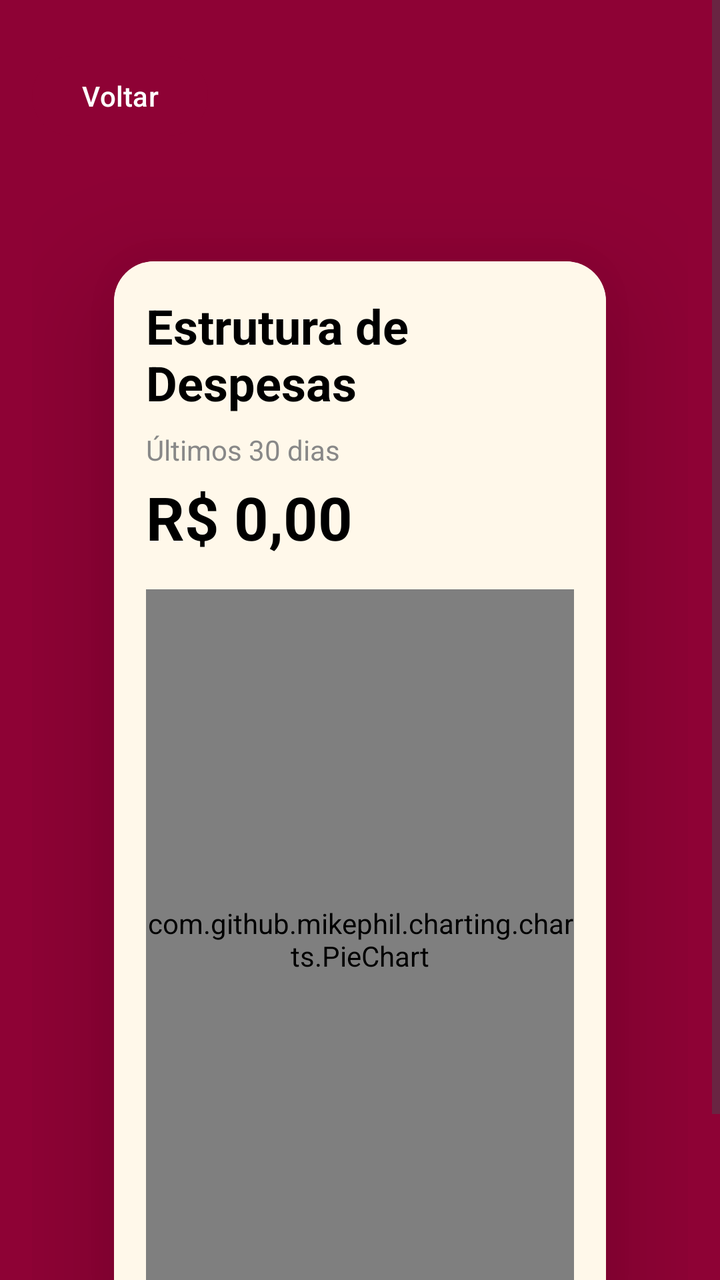
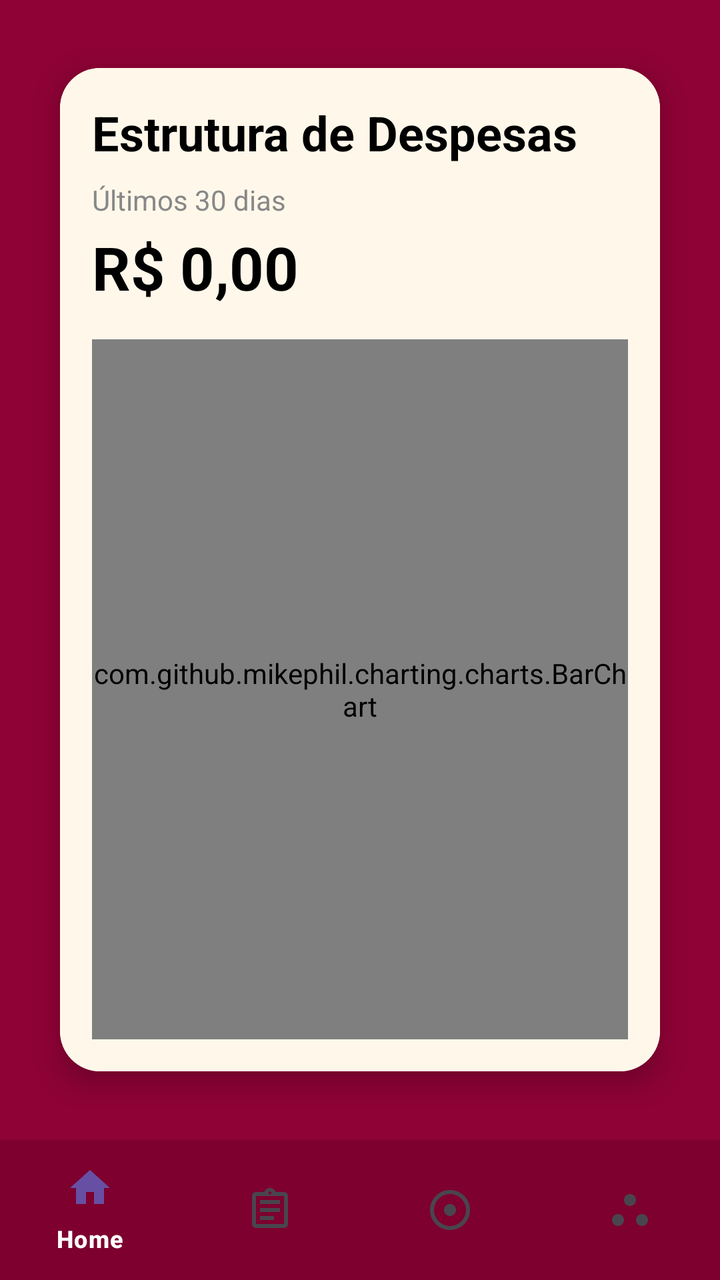

Screens rendered from an Android XML layout before and after an edit, with the pre-edit source and the edit as a unified diff.
<!-- AndroidManifest.xml: application theme Theme.CashControl -->
<!-- res/layout/activity_grafico.xml -->
<?xml version="1.0" encoding="utf-8"?>
<ScrollView xmlns:android="http://schemas.android.com/apk/res/android"
    xmlns:app="http://schemas.android.com/apk/res-auto"
    android:layout_width="match_parent"
    android:layout_height="match_parent"
    android:background="#8E0235">

    <LinearLayout
        android:layout_width="match_parent"
        android:layout_height="wrap_content"
        android:orientation="vertical"
        android:padding="16dp">

        <Button
            android:id="@+id/btnVoltar"
            android:layout_width="wrap_content"
            android:layout_height="wrap_content"
            android:text="Voltar"
            android:layout_marginTop="8dp"
            android:backgroundTint="#8E0235"
            android:textColor="#FFFFFF"
            android:textSize="14dp"/>

        <androidx.cardview.widget.CardView
            android:layout_width="match_parent"
            android:layout_height="wrap_content"
            app:cardCornerRadius="20dp"
            app:cardElevation="35dp"
            app:cardUseCompatPadding="true">

            <LinearLayout
                android:layout_width="match_parent"
                android:layout_height="wrap_content"
                android:orientation="vertical"
                android:padding="16dp"
                android:background="#FFF8EA">

                <TextView
                    android:layout_width="wrap_content"
                    android:layout_height="wrap_content"
                    android:text="Estrutura de Despesas"
                    android:textSize="24sp"
                    android:textStyle="bold"
                    android:textColor="#000"/>

                <TextView
                    android:layout_width="wrap_content"
                    android:layout_height="wrap_content"
                    android:text="Últimos 30 dias"
                    android:textSize="14sp"
                    android:textColor="#888"
                    android:layout_marginTop="8dp"/>

                <TextView
                    android:id="@+id/txtTotal"
                    android:layout_width="wrap_content"
                    android:layout_height="wrap_content"
                    android:text="R$ 0,00"
                    android:textSize="30sp"
                    android:textColor="#000"
                    android:textStyle="bold"
                    android:layout_marginTop="4dp"/>

                <com.github.mikephil.charting.charts.PieChart
                    android:id="@+id/pieChart"
                    android:layout_width="match_parent"
                    android:layout_height="350dp"
                    android:layout_marginTop="16dp"/>

            </LinearLayout>

        </androidx.cardview.widget.CardView>

    </LinearLayout>

</ScrollView>
<!-- resources referenced by this layout -->
<resources>
  <style name="Theme.CashControl" parent="Base.Theme.CashControl" />
  <style name="Base.Theme.CashControl" parent="Theme.Material3.DayNight.NoActionBar">
          
          
      </style>
</resources>

<!-- the commit's change to res/layout/activity_grafico.xml (unified diff, before → after) -->
@@ -1,76 +1,86 @@
 <?xml version="1.0" encoding="utf-8"?>
-<ScrollView xmlns:android="http://schemas.android.com/apk/res/android"
+<androidx.coordinatorlayout.widget.CoordinatorLayout
+    xmlns:android="http://schemas.android.com/apk/res/android"
     xmlns:app="http://schemas.android.com/apk/res-auto"
     android:layout_width="match_parent"
     android:layout_height="match_parent"
     android:background="#8E0235">
 
-    <LinearLayout
+    <ScrollView
         android:layout_width="match_parent"
-        android:layout_height="wrap_content"
-        android:orientation="vertical"
-        android:padding="16dp">
+        android:layout_height="match_parent"
+        android:paddingBottom="70dp"
+        android:fillViewport="true">
 
-        <Button
-            android:id="@+id/btnVoltar"
-            android:layout_width="wrap_content"
-            android:layout_height="wrap_content"
-            android:text="Voltar"
-            android:layout_marginTop="8dp"
-            android:backgroundTint="#8E0235"
-            android:textColor="#FFFFFF"
-            android:textSize="14dp"/>
+        <LinearLayout
+            android:layout_width="match_parent"
+            android:layout_height="match_parent"
+            android:orientation="vertical"
+            android:gravity="center"
+            android:padding="16dp">
 
-        <androidx.cardview.widget.CardView
-            android:layout_width="match_parent"
-            android:layout_height="wrap_content"
-            app:cardCornerRadius="20dp"
-            app:cardElevation="35dp"
-            app:cardUseCompatPadding="true">
-
-            <LinearLayout
+            <androidx.cardview.widget.CardView
                 android:layout_width="match_parent"
                 android:layout_height="wrap_content"
-                android:orientation="vertical"
-                android:padding="16dp"
-                android:background="#FFF8EA">
+                app:cardCornerRadius="20dp"
+                app:cardElevation="8dp"
+                app:cardUseCompatPadding="true">
 
-                <TextView
-                    android:layout_width="wrap_content"
+                <LinearLayout
+                    android:layout_width="match_parent"
                     android:layout_height="wrap_content"
-                    android:text="Estrutura de Despesas"
-                    android:textSize="24sp"
-                    android:textStyle="bold"
-                    android:textColor="#000"/>
+                    android:orientation="vertical"
+                    android:padding="16dp"
+                    android:background="#FFF8EA">
 
-                <TextView
-                    android:layout_width="wrap_content"
-                    android:layout_height="wrap_content"
-                    android:text="Últimos 30 dias"
-                    android:textSize="14sp"
-                    android:textColor="#888"
-                    android:layout_marginTop="8dp"/>
+                    <TextView
+                        android:layout_width="wrap_content"
+                        android:layout_height="wrap_content"
+                        android:text="Estrutura de Despesas"
+                        android:textSize="24sp"
+                        android:textStyle="bold"
+                        android:textColor="#000"/>
 
-                <TextView
-                    android:id="@+id/txtTotal"
-                    android:layout_width="wrap_content"
-                    android:layout_height="wrap_content"
-                    android:text="R$ 0,00"
-                    android:textSize="30sp"
-                    android:textColor="#000"
-                    android:textStyle="bold"
-                    android:layout_marginTop="4dp"/>
+                    <TextView
+                        android:layout_width="wrap_content"
+                        android:layout_height="wrap_content"
+                        android:text="Últimos 30 dias"
+                        android:textSize="14sp"
+                        android:textColor="#888"
+                        android:layout_marginTop="8dp"/>
 
-                <com.github.mikephil.charting.charts.PieChart
-                    android:id="@+id/pieChart"
-                    android:layout_width="match_parent"
-                    android:layout_height="350dp"
-                    android:layout_marginTop="16dp"/>
+                    <TextView
+                        android:id="@+id/txtTotal"
+                        android:layout_width="wrap_content"
+                        android:layout_height="wrap_content"
+                        android:text="R$ 0,00"
+                        android:textSize="30sp"
+                        android:textColor="#000"
+                        android:textStyle="bold"
+                        android:layout_marginTop="4dp"/>
 
-            </LinearLayout>
+                    <com.github.mikephil.charting.charts.BarChart
+                        android:id="@+id/barChart"
+                        android:layout_width="match_parent"
+                        android:layout_height="350dp"
+                        android:layout_marginTop="16dp"/>
 
-        </androidx.cardview.widget.CardView>
+                </LinearLayout>
 
-    </LinearLayout>
+            </androidx.cardview.widget.CardView>
 
-</ScrollView>
+        </LinearLayout>
+
+    </ScrollView>
+
+    <com.google.android.material.bottomnavigation.BottomNavigationView
+        android:id="@+id/bottomNavigation"
+        android:layout_width="match_parent"
+        android:layout_height="70dp"
+        android:layout_gravity="bottom"
+        android:background="#7D002E"
+        app:itemIconTint="@null"
+        app:itemTextColor="#FFFFFF"
+        app:menu="@menu/bottom_nav_menu"/>
+
+</androidx.coordinatorlayout.widget.CoordinatorLayout>
